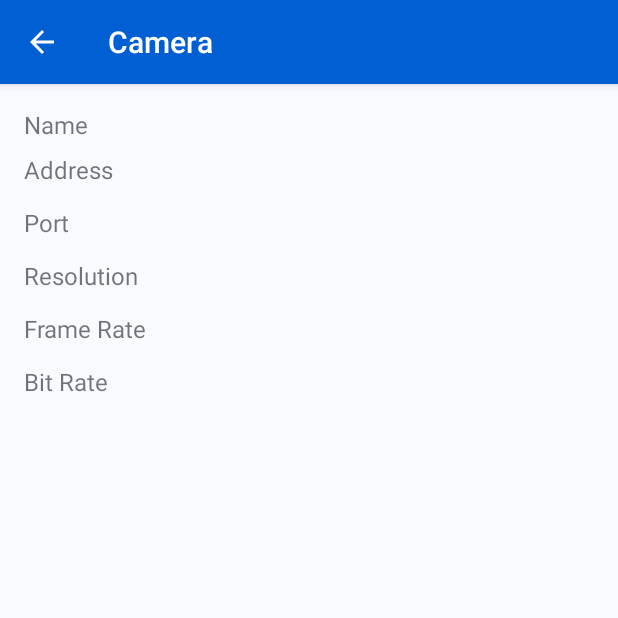
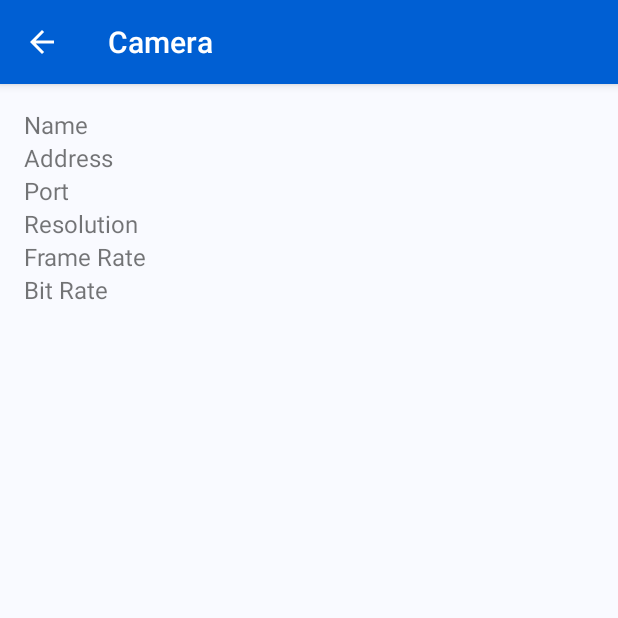
Before and after one commit to ShawnBaker/CurlingTV, an Android app: the CameraActivity screen opened directly, with no data from a screen before it, on a phone screen of 412 x 824 dp, the top half of it. Run offline under Robolectric (Android 15) with nearby library versions, the phone set to English and light mode, and no system bars; libraries missing offline, so code that uses them is left out: ca.frozen.library; 13 statements that could not run were skipped.

Commit message:
Removed the extra space between text lines.

```diff
--- a/app/src/main/res/layout/activity_camera.xml
+++ b/app/src/main/res/layout/activity_camera.xml
@@ -40,8 +40,6 @@
         <LinearLayout
             android:layout_width="match_parent"
             android:layout_height="wrap_content"
-            android:layout_marginTop="8dp"
-            android:layout_marginBottom="5dp"
             android:orientation="horizontal" >
 
             <TextView
@@ -62,8 +60,6 @@
         <LinearLayout
             android:layout_width="match_parent"
             android:layout_height="wrap_content"
-            android:layout_marginTop="8dp"
-            android:layout_marginBottom="5dp"
             android:orientation="horizontal" >
 
             <TextView
@@ -84,8 +80,6 @@
         <LinearLayout
             android:layout_width="match_parent"
             android:layout_height="wrap_content"
-            android:layout_marginTop="8dp"
-            android:layout_marginBottom="5dp"
             android:orientation="horizontal" >
 
             <TextView
@@ -106,8 +100,6 @@
         <LinearLayout
             android:layout_width="match_parent"
             android:layout_height="wrap_content"
-            android:layout_marginTop="8dp"
-            android:layout_marginBottom="5dp"
             android:orientation="horizontal" >
 
             <TextView
@@ -128,8 +120,6 @@
         <LinearLayout
             android:layout_width="match_parent"
             android:layout_height="wrap_content"
-            android:layout_marginTop="8dp"
-            android:layout_marginBottom="5dp"
             android:orientation="horizontal" >
 
             <TextView
@@ -150,7 +140,8 @@
         <ImageView
             android:id="@+id/camera_image"
             android:layout_width="match_parent"
-            android:layout_height="wrap_content"/>
+            android:layout_height="wrap_content"
+            android:layout_marginTop="4dp" />
 
     </LinearLayout>
 
```
